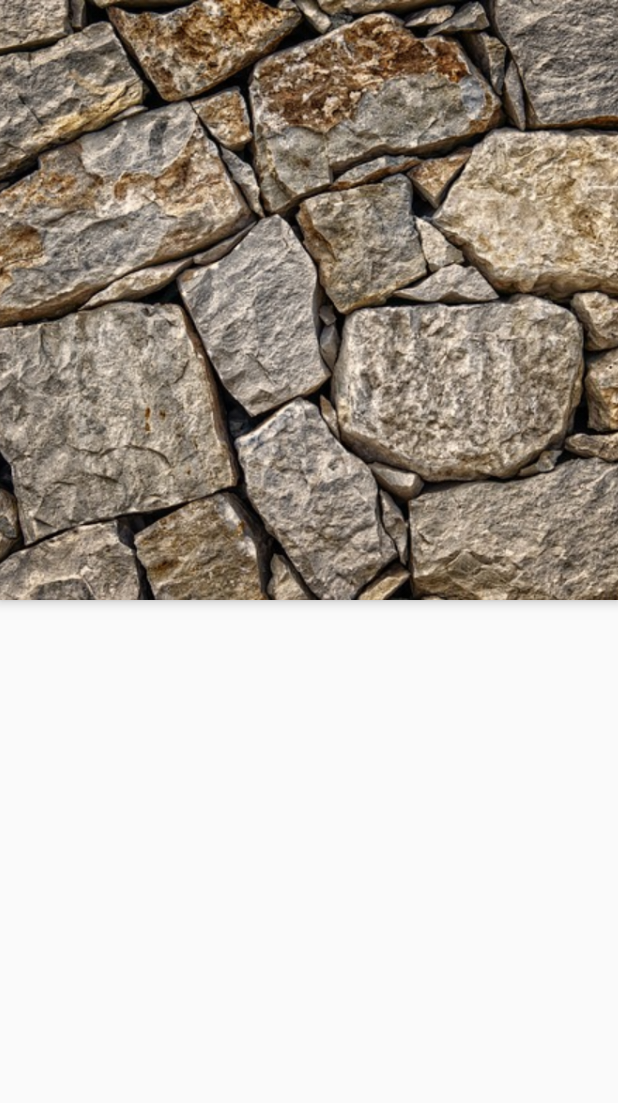
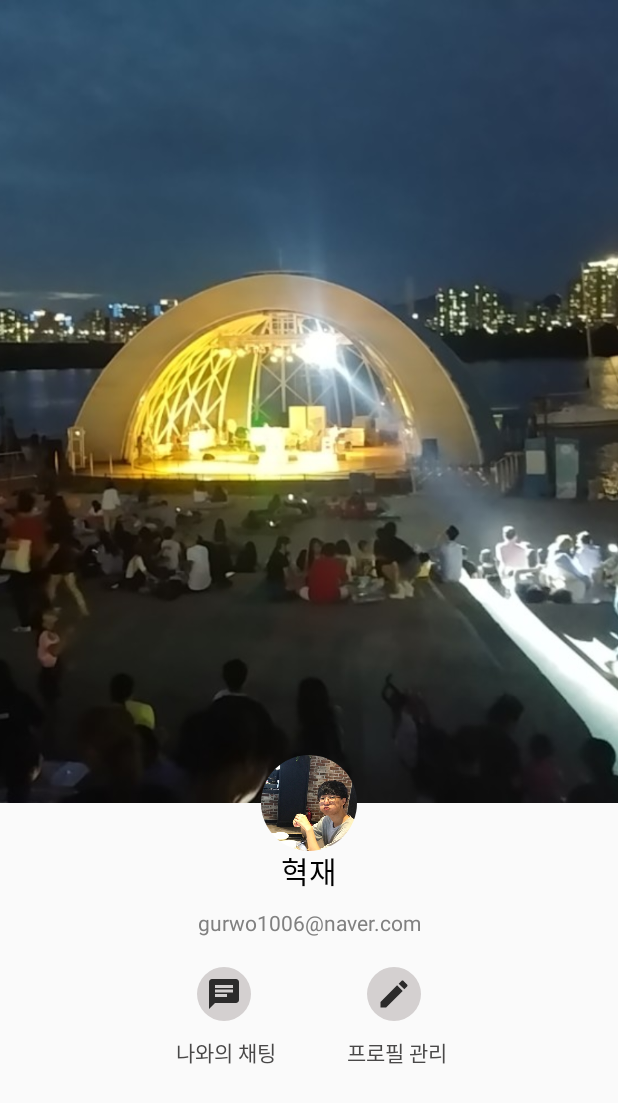
Before and after one commit to HyeokJaeChoi/ImageAnimationExample, an Android app: the ProfileActivity screen opened directly, with no data from a screen before it, on a phone screen of 412 x 824 dp. Shown: the top 1103 px of the screen. Run offline under Robolectric (Android 15) with nearby library versions, the phone set to English and light mode, and no system bars; our stand-ins replace CircleImageView, Picasso.

Commit message:
ProfileActivity 레이아웃 구성, CircleView 오픈소스 라이브러리 추가

```diff
--- a/app/build.gradle
+++ b/app/build.gradle
@@ -20,6 +20,7 @@ android {
 
 dependencies {
     def picasso_version = "2.71828"
+    def circleimageview_version = "2.2.0"
 
     implementation fileTree(dir: 'libs', include: ['*.jar'])
     implementation 'com.android.support:appcompat-v7:28.0.0-rc02'
@@ -31,4 +32,5 @@ dependencies {
     androidTestImplementation 'com.android.support.test.espresso:espresso-core:3.0.2'
 
     implementation "com.squareup.picasso:picasso:$picasso_version"
+    implementation "de.hdodenhof:circleimageview:$circleimageview_version"
 }
--- a/app/src/main/java/com/example/hyeok/imageanimationexample/ProfileActivity.java
+++ b/app/src/main/java/com/example/hyeok/imageanimationexample/ProfileActivity.java
@@ -1,28 +1,40 @@
 package com.example.hyeok.imageanimationexample;
 
-import android.support.design.widget.AppBarLayout;
 import android.support.v7.app.AppCompatActivity;
 import android.os.Bundle;
-import android.support.v7.widget.Toolbar;
-import android.view.MotionEvent;
 import android.view.View;
+import android.widget.ImageView;
 
-public class ProfileActivity extends AppCompatActivity implements View.OnTouchListener{
+import com.squareup.picasso.Picasso;
+
+import de.hdodenhof.circleimageview.CircleImageView;
+
+public class ProfileActivity extends AppCompatActivity{
+
+    ImageView profileBackgroundImage;
+    CircleImageView profileUserImage;
 
     @Override
     protected void onCreate(Bundle savedInstanceState) {
         super.onCreate(savedInstanceState);
         setContentView(R.layout.activity_profile);
 
-        AppBarLayout appBarLayout = (AppBarLayout)findViewById(R.id.appbar);
-        Toolbar toolbar = (Toolbar)findViewById(R.id.toolbar);
-        setSupportActionBar(toolbar);
+        profileBackgroundImage = (ImageView)findViewById(R.id.profile_background);
+        profileUserImage = (CircleImageView)findViewById(R.id.profile_user_image);
 
-        appBarLayout.setExpanded(true, true);
+        initBackgroundImage();
+        initProfileImage();
     }
 
-    @Override
-    public boolean onTouch(View v, MotionEvent event) {
-        return false;
+    public void initBackgroundImage(){
+        Picasso.get().load(R.drawable.profile_background).into(profileBackgroundImage);
+    }
+
+    public void initProfileImage(){
+        Picasso.get().load(R.drawable.profile_image).into(profileUserImage);
+    }
+
+    public void expandImageAllScrean(View view){
+
     }
 }
--- /dev/null
+++ b/app/src/main/res/drawable/circle_shape.xml
@@ -0,0 +1,13 @@
+<?xml version="1.0" encoding="utf-8"?>
+<selector xmlns:android="http://schemas.android.com/apk/res/android">
+    <item android:state_pressed="false">
+        <shape android:shape="oval">
+            <solid android:color="#d4d0d0"/>
+        </shape>
+    </item>
+    <item android:state_pressed="true">
+        <shape android:shape="oval">
+            <solid android:color="#d4d0d0"/>
+        </shape>
+    </item>
+</selector>
--- /dev/null
+++ b/app/src/main/res/drawable/ic_chat_black_24dp.xml
@@ -0,0 +1,5 @@
+<vector android:alpha="0.79" android:height="24dp"
+    android:viewportHeight="24.0" android:viewportWidth="24.0"
+    android:width="24dp" xmlns:android="http://schemas.android.com/apk/res/android">
+    <path android:fillColor="#FF000000" android:pathData="M20,2L4,2c-1.1,0 -1.99,0.9 -1.99,2L2,22l4,-4h14c1.1,0 2,-0.9 2,-2L22,4c0,-1.1 -0.9,-2 -2,-2zM6,9h12v2L6,11L6,9zM14,14L6,14v-2h8v2zM18,8L6,8L6,6h12v2z"/>
+</vector>
--- /dev/null
+++ b/app/src/main/res/drawable/ic_edit_black_24dp.xml
@@ -0,0 +1,5 @@
+<vector android:alpha="0.79" android:height="24dp"
+    android:viewportHeight="24.0" android:viewportWidth="24.0"
+    android:width="24dp" xmlns:android="http://schemas.android.com/apk/res/android">
+    <path android:fillColor="#FF000000" android:pathData="M3,17.25V21h3.75L17.81,9.94l-3.75,-3.75L3,17.25zM20.71,7.04c0.39,-0.39 0.39,-1.02 0,-1.41l-2.34,-2.34c-0.39,-0.39 -1.02,-0.39 -1.41,0l-1.83,1.83 3.75,3.75 1.83,-1.83z"/>
+</vector>
--- a/app/src/main/res/layout/activity_profile.xml
+++ b/app/src/main/res/layout/activity_profile.xml
@@ -1,51 +1,129 @@
 <?xml version="1.0" encoding="utf-8"?>
-<android.support.design.widget.CoordinatorLayout xmlns:android="http://schemas.android.com/apk/res/android"
+<android.support.design.widget.CoordinatorLayout
+    xmlns:android="http://schemas.android.com/apk/res/android"
     xmlns:app="http://schemas.android.com/apk/res-auto"
     xmlns:tools="http://schemas.android.com/tools"
-    android:id="@+id/main_content"
     android:layout_width="match_parent"
     android:layout_height="match_parent"
-    android:fitsSystemWindows="true"
     tools:context=".ProfileActivity">
 
-    <android.support.design.widget.AppBarLayout
-        android:id="@+id/appbar"
+    <android.support.constraint.ConstraintLayout
+        android:id="@+id/profile_container"
         android:layout_width="match_parent"
-        android:layout_height="400dp"
-        android:fitsSystemWindows="true">
+        android:layout_height="match_parent">
 
-        <android.support.design.widget.CollapsingToolbarLayout
+        <ImageView
+            android:id="@+id/profile_background"
             android:layout_width="match_parent"
-            android:layout_height="match_parent"
-            android:fitsSystemWindows="true"
-            app:layout_scrollFlags="scroll|enterAlways">
+            android:layout_height="0dp"
+            android:scaleType="centerCrop"
+            app:layout_constraintTop_toTopOf="parent"
+            app:layout_constraintLeft_toLeftOf="parent"
+            app:layout_constraintRight_toRightOf="parent"
+            app:layout_constraintBottom_toTopOf="@id/profile_content"
+            app:layout_constraintVertical_weight="6.5"
+            />
 
-            <ImageView
-                android:id="@+id/profile_background_image"
-                android:layout_width="match_parent"
-                android:layout_height="match_parent"
-                android:src="@drawable/image1"
-                android:adjustViewBounds="true"
-                android:scaleType="centerCrop"
+        <android.support.constraint.ConstraintLayout
+            android:id="@+id/profile_content"
+            android:layout_width="match_parent"
+            android:layout_height="0dp"
+            app:layout_constraintBottom_toBottomOf="parent"
+            app:layout_constraintLeft_toLeftOf="parent"
+            app:layout_constraintRight_toRightOf="parent"
+            app:layout_constraintTop_toBottomOf="@id/profile_background"
+            app:layout_constraintVertical_weight="3.5">
+
+            <TextView
+                android:id="@+id/user_name"
+                android:layout_width="wrap_content"
+                android:layout_height="wrap_content"
+                android:text="@string/user_name"
+                android:textSize="20sp"
+                android:textColor="#000000"
+                android:layout_marginTop="30dp"
+                app:layout_constraintLeft_toLeftOf="parent"
+                app:layout_constraintRight_toRightOf="parent"
+                app:layout_constraintTop_toTopOf="parent"
                 />
 
-            <android.support.v7.widget.Toolbar
-                android:id="@+id/toolbar"
-                android:layout_width="match_parent"
-                android:layout_height="match_parent"
-                app:layout_collapseMode="pin">
+            <TextView
+                android:id="@+id/user_email"
+                android:layout_width="wrap_content"
+                android:layout_height="wrap_content"
+                android:text="@string/user_email"
+                android:textSize="14sp"
+                android:textColor="#808080"
+                android:layout_marginTop="10dp"
+                app:layout_constraintTop_toBottomOf="@id/user_name"
+                app:layout_constraintLeft_toLeftOf="parent"
+                app:layout_constraintRight_toRightOf="parent"
+                />
 
-            </android.support.v7.widget.Toolbar>
+            <ImageButton
+                android:id="@+id/chatting_to_me_button"
+                android:layout_width="36dp"
+                android:layout_height="36dp"
+                android:background="@drawable/circle_shape"
+                android:src="@drawable/ic_chat_black_24dp"
+                android:layout_marginTop="20dp"
+                app:layout_constraintTop_toBottomOf="@id/user_email"
+                app:layout_constraintLeft_toLeftOf="parent"
+                app:layout_constraintRight_toRightOf="parent"
+                app:layout_constraintHorizontal_bias="0.35"
+                />
 
-        </android.support.design.widget.CollapsingToolbarLayout>
+            <ImageButton
+                android:id="@+id/setting_profile_button"
+                android:layout_width="36dp"
+                android:layout_height="36dp"
+                android:background="@drawable/circle_shape"
+                android:src="@drawable/ic_edit_black_24dp"
+                android:layout_marginTop="20dp"
+                app:layout_constraintTop_toBottomOf="@id/user_email"
+                app:layout_constraintLeft_toLeftOf="parent"
+                app:layout_constraintRight_toRightOf="parent"
+                app:layout_constraintHorizontal_bias="0.65"
+                />
 
-    </android.support.design.widget.AppBarLayout>
+            <TextView
+                android:id="@+id/chatting_to_me_text"
+                android:layout_width="wrap_content"
+                android:layout_height="wrap_content"
+                android:text="@string/chatting_to_me"
+                android:textColor="#494848"
+                android:layout_marginTop="10dp"
+                app:layout_constraintTop_toBottomOf="@id/chatting_to_me_button"
+                app:layout_constraintLeft_toLeftOf="parent"
+                app:layout_constraintRight_toRightOf="parent"
+                app:layout_constraintHorizontal_bias="0.34"
+                />
 
-    <android.support.v4.widget.NestedScrollView
-        android:id="@+id/rvToDoList"
-        android:layout_width="match_parent"
-        android:layout_height="match_parent"
-        android:fillViewport="true"
-        app:layout_behavior="@string/appbar_scrolling_view_behavior"/>
+            <TextView
+                android:id="@+id/setting_profile_text"
+                android:layout_width="wrap_content"
+                android:layout_height="wrap_content"
+                android:text="@string/setting_profile"
+                android:textColor="#494848"
+                android:layout_marginTop="10dp"
+                app:layout_constraintTop_toBottomOf="@id/setting_profile_button"
+                app:layout_constraintLeft_toLeftOf="parent"
+                app:layout_constraintRight_toRightOf="parent"
+                app:layout_constraintHorizontal_bias="0.67"
+                />
+
+        </android.support.constraint.ConstraintLayout>
+
+    </android.support.constraint.ConstraintLayout>
+
+    <de.hdodenhof.circleimageview.CircleImageView
+        android:id="@+id/profile_user_image"
+        android:layout_width="64dp"
+        android:layout_height="64dp"
+        android:clickable="true"
+        android:focusable="true"
+        android:onClick="expandImageAllScrean"
+        app:layout_anchor="@id/profile_content"
+        app:layout_anchorGravity="center_horizontal"/>
 
 </android.support.design.widget.CoordinatorLayout>
--- /dev/null
+++ b/app/src/main/res/values/dimens.xml
@@ -0,0 +1,4 @@
+<?xml version="1.0" encoding="utf-8"?>
+<resources>
+    <dimen name="fab_margin">16dp</dimen>
+</resources>
--- a/app/src/main/res/values/strings.xml
+++ b/app/src/main/res/values/strings.xml
@@ -1,4 +1,8 @@
 <resources>
     <string name="app_name">ImageAnimationExample</string>
     <string name="see_profile">프로필 확인</string>
+    <string name="user_name">혁재</string>
+    <string name="user_email">gurwo1006@naver.com</string>
+    <string name="chatting_to_me">나와의 채팅</string>
+    <string name="setting_profile">프로필 관리</string>
 </resources>
```
Also changed, not shown: app/src/main/res/drawable/image1.jpg (deleted), app/src/main/res/drawable/profile_background.jpeg (added), app/src/main/res/drawable/profile_image.jpeg (added).
